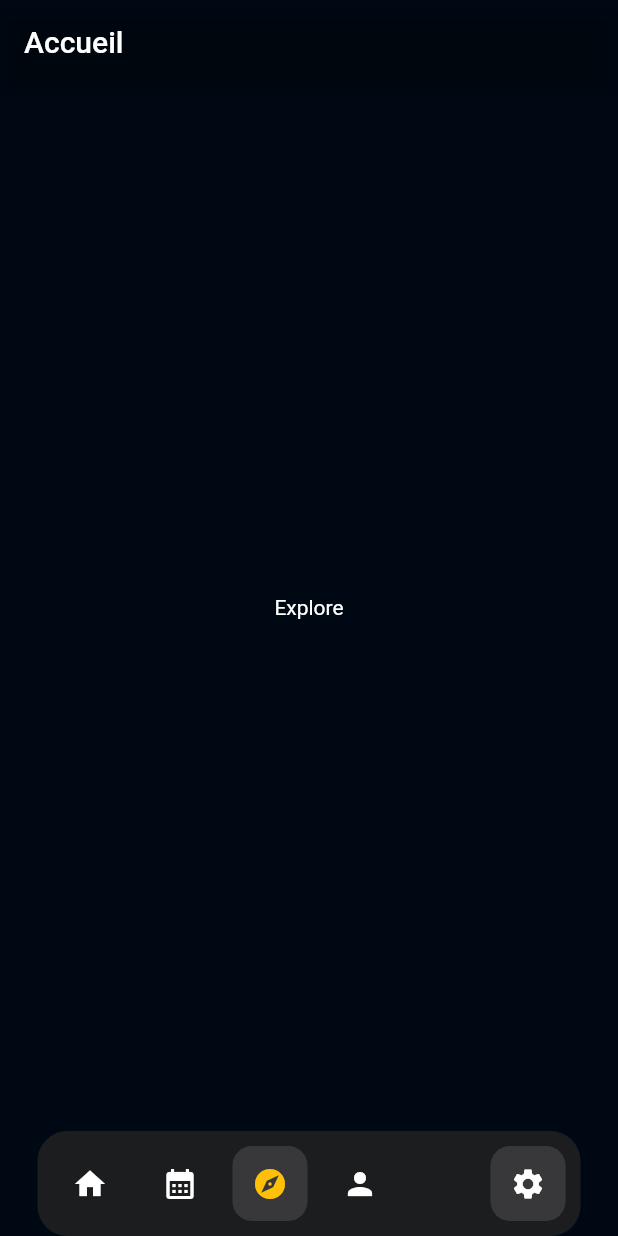
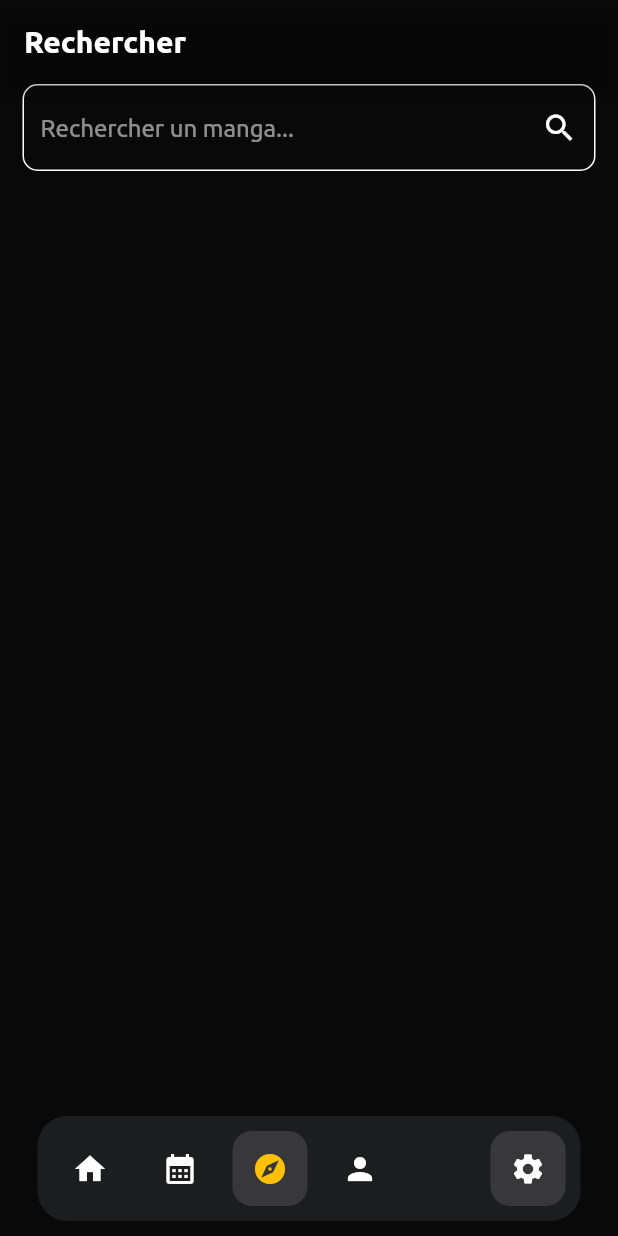
Before and after one commit to ThibaudLanglais/FlutterApp4A, a Flutter app: the screen it shows after launch, after a tap on the "calendar month" icon, after a tap on the "explore" icon, on a phone screen of 412 x 824 dp. Run offline on Flutter 3.47's test engine with Material 2 defaults, Android fonts, the phone set to English and light mode, and no system bars; missing offline and left inert: jikan_api.

Commit message:
home, search

```diff
--- a/lib/components/bottom_navigation_bar/bottom_navigation_container.dart
+++ b/lib/components/bottom_navigation_bar/bottom_navigation_container.dart
@@ -5,45 +5,59 @@ import 'package:flutter_projet_4a/screens/explore_screen.dart';
 import 'package:flutter_projet_4a/screens/profile_screen.dart';
 
 class BottomNavigationContainer extends StatefulWidget {
+  const BottomNavigationContainer(
+      {super.key, required this.setCurrentScreen, required this.currentIndex});
 
-  const BottomNavigationContainer({super.key, required this.setCurrentScreen, required this.currentIndex});
-
-  final Function(Widget, int) setCurrentScreen;
+  final Function(Widget, int, String) setCurrentScreen;
   final int currentIndex;
 
   @override
   State<StatefulWidget> createState() => _NavigationState();
-
 }
 
-class _NavigationState extends State<BottomNavigationContainer>{
-
+class _NavigationState extends State<BottomNavigationContainer> {
   List<MenuOption> menuOptions = [
-    MenuOption(icon: Icons.home, destination: const HomeScreen(), index: 0),
-    MenuOption(icon: Icons.calendar_month, destination: const CalendarScreen(), index: 1),
-    MenuOption(icon: Icons.explore, destination: const ExploreScreen(), index: 2),
-    MenuOption(icon: Icons.person, destination: const ProfileScreen(), index: 3),
+    MenuOption(
+        icon: Icons.home,
+        destination: HomeScreen(),
+        index: 0,
+        title: "Accueil"),
+    MenuOption(
+        icon: Icons.calendar_month,
+        destination: const CalendarScreen(),
+        index: 1,
+        title: "Prochaines sorties"),
+    MenuOption(
+        icon: Icons.explore,
+        destination: const ExploreScreen(),
+        index: 2,
+        title: "Rechercher"),
+    MenuOption(
+        icon: Icons.person,
+        destination: const ProfileScreen(),
+        index: 3,
+        title: "Profil"),
   ];
 
-  List<Widget> generateItems(){
-    List<Widget> list = List.generate(
-      menuOptions.length,
-      (index) {
+  List<Widget> generateItems() {
+    List<Widget> list = List.generate(menuOptions.length, (index) {
       final option = menuOptions[index];
       return GestureDetector(
           onTap: () => {
-            widget.setCurrentScreen(option.destination, option.index)
+                widget.setCurrentScreen(
+                    option.destination, option.index, option.title)
               },
           child: Container(
             height: 50,
             width: 50,
             // decoration: BoxDecoration(color: widget.currentIndex == option.index ? Colors.white12 : null, borderRadius: const BorderRadius.all(Radius.circular(13))),
             alignment: Alignment.center,
-            child: Icon(option.icon, color: widget.currentIndex == option.index ? Colors.amber : Colors.white),
-          )
-        );
-      }
-    );
+            child: Icon(option.icon,
+                color: widget.currentIndex == option.index
+                    ? Colors.amber
+                    : Colors.white),
+          ));
+    });
     return list;
   }
 
@@ -52,10 +66,9 @@ class _NavigationState extends State<BottomNavigationContainer>{
     return Container(
         decoration: const BoxDecoration(
             color: Color.fromARGB(255, 28, 29, 31),
-        borderRadius: BorderRadius.all(Radius.circular(20))
-        ),
+            borderRadius: BorderRadius.all(Radius.circular(20))),
         padding: const EdgeInsets.all(10),
-      margin: const EdgeInsets.symmetric(horizontal: 25),
+        margin: const EdgeInsets.only(left: 25, right: 25, bottom: 10),
         child: Wrap(
           alignment: WrapAlignment.spaceBetween,
           crossAxisAlignment: WrapCrossAlignment.center,
@@ -63,40 +76,43 @@ class _NavigationState extends State<BottomNavigationContainer>{
             Stack(
               children: [
                 AnimatedPositioned(
-                  duration: const Duration(milliseconds: 500),
+                    duration: const Duration(milliseconds: 300),
                     curve: Curves.easeInOutCubic,
-                  left: 50.0*widget.currentIndex + 10*(widget.currentIndex),
+                    left:
+                        50.0 * widget.currentIndex + 10 * (widget.currentIndex),
                     width: 50,
                     height: 50,
                     child: Container(
-                    decoration: const BoxDecoration(color: Colors.white12, borderRadius: BorderRadius.all(Radius.circular(13))),
-                  )
-                ),
-                Wrap(
-                  spacing: 10,
-                  children: generateItems()
-                ),
+                      decoration: const BoxDecoration(
+                          color: Colors.white12,
+                          borderRadius: BorderRadius.all(Radius.circular(13))),
+                    )),
+                Wrap(spacing: 10, children: generateItems()),
               ],
             ),
             Container(
               height: 50,
               width: 50,
-              decoration: const BoxDecoration(color: Colors.white12, borderRadius: BorderRadius.all(Radius.circular(13))),
+              decoration: const BoxDecoration(
+                  color: Colors.white12,
+                  borderRadius: BorderRadius.all(Radius.circular(13))),
               alignment: Alignment.center,
               child: const Icon(Icons.settings, color: Colors.white),
             ),
           ],
-        )
-    );
+        ));
   }
-
 }
 
 class MenuOption {
-
   final IconData icon;
   final Widget destination;
   final int index;
+  final String title;
 
-  MenuOption({required this.icon, required this.destination, required this.index});
+  MenuOption(
+      {required this.icon,
+      required this.destination,
+      required this.index,
+      required this.title});
 }
--- /dev/null
+++ b/lib/components/manga_card/manga_card.dart
@@ -0,0 +1,26 @@
+import 'package:flutter/material.dart';
+import 'package:jikan_api/jikan_api.dart';
+
+class MangaCard extends StatelessWidget {
+  const MangaCard({super.key, this.manga});
+
+  final Manga? manga;
+
+  @override
+  Widget build(BuildContext context) {
+    return Container(
+      width: 125,
+      decoration: BoxDecoration(
+          borderRadius: const BorderRadius.all(Radius.circular(5)),
+          color: Colors.black54,
+          image: DecorationImage(
+              image: NetworkImage(manga!.imageUrl), fit: BoxFit.cover)),
+      child: Column(
+        children: [
+          // Text(manga!.title, style: TextStyle(color: Colors.white)),
+          // Text(manga!.type.toString(), style: TextStyle(color: Colors.white)),
+        ],
+      ),
+    );
+  }
+}
--- a/lib/main.dart
+++ b/lib/main.dart
@@ -12,10 +12,9 @@ class MainApp extends StatelessWidget {
   Widget build(BuildContext context) {
     return MaterialApp(
       theme: ThemeData(
-        brightness: Brightness.dark,
-        primaryColor: const Color.fromARGB(255, 0, 8, 20),
-        fontFamily: 'Georgia'
-      ),
+          brightness: Brightness.dark,
+          primaryColor: const Color.fromARGB(255, 9, 9, 10),
+          fontFamily: 'Georgia'),
       home: const MainScreen(),
       debugShowCheckedModeBanner: false,
     );
--- a/lib/screens/explore_screen.dart
+++ b/lib/screens/explore_screen.dart
@@ -6,9 +6,31 @@ class ExploreScreen extends StatelessWidget {
   @override
   Widget build(BuildContext context) {
     return Container(
+      padding: const EdgeInsets.symmetric(horizontal: 15),
       alignment: Alignment.center,
-      child: const Text("Explore", style: TextStyle(color: Colors.white)),
+      child: Column(
+        children: const [
+          TextField(
+            decoration: InputDecoration(
+              border: OutlineInputBorder(
+                borderSide: BorderSide(color: Colors.white),
+                borderRadius: BorderRadius.all(Radius.circular(10)),
+              ),
+              enabledBorder: OutlineInputBorder(
+                borderSide: BorderSide(color: Colors.white),
+                borderRadius: BorderRadius.all(Radius.circular(10)),
+              ),
+              focusedBorder: OutlineInputBorder(
+                borderSide: BorderSide(color: Colors.white),
+                borderRadius: BorderRadius.all(Radius.circular(10)),
+              ),
+              hintText: 'Rechercher un manga...',
+              hintStyle: TextStyle(color: Colors.white54),
+              suffixIcon: Icon(Icons.search, color: Colors.white),
+            ),
+          ),
+        ],
+      ),
     );
   }
-
 }
--- a/lib/screens/home_screen.dart
+++ b/lib/screens/home_screen.dart
@@ -1,20 +1,60 @@
+import 'dart:math';
+
 import 'package:flutter/material.dart';
+import 'package:flutter_projet_4a/components/manga_card/manga_card.dart';
+import 'package:flutter_projet_4a/services/jikan_service.dart';
+import 'package:jikan_api/jikan_api.dart';
 
 class HomeScreen extends StatelessWidget {
-  const HomeScreen({super.key});
+  HomeScreen({super.key});
+
+  final jikan = JikanService();
 
   @override
   Widget build(BuildContext context) {
     return Container(
-      alignment: Alignment.center,
-      child: ListView(
-        children: const <Widget>[
-          ListTile(
-            title: Text('Home', style: TextStyle(color: Colors.white)),
-          ),
-        ],
-      )
-    );
+        alignment: Alignment.center,
+        child: Column(
+          children: [
+            const ListTile(
+              title: Text("Vos mangas suivis",
+                  style: TextStyle(
+                      color: Colors.white, fontWeight: FontWeight.bold)),
+            ),
+            Container(
+              padding: const EdgeInsets.symmetric(horizontal: 15),
+              height: 176,
+              child: FutureBuilder(
+                  future: JikanService().getTopManga(),
+                  builder: ((context, snapshot) {
+                    if (snapshot.connectionState == ConnectionState.done &&
+                        snapshot.hasData) {
+                      final mangaList = snapshot.data!.take(10);
+                      return ListView.separated(
+                          physics: const BouncingScrollPhysics(),
+                          shrinkWrap: true,
+                          scrollDirection: Axis.horizontal,
+                          itemCount: mangaList.length,
+                          separatorBuilder: (BuildContext context, int index) =>
+                              const SizedBox(width: 10),
+                          itemBuilder: (BuildContext context, int index) =>
+                              MangaCard(manga: mangaList.elementAt(index)));
+                    } else {
+                      return const Center(
+                          child: CircularProgressIndicator(
+                        color: Colors.white,
+                      ));
+                    }
+                  })),
+            ),
+            const ListTile(
+              title: Text("Suggestions",
+                  style: TextStyle(
+                      color: Colors.white, fontWeight: FontWeight.bold)),
+              subtitle: Text("Selon vos mangas suivis",
+                  style: TextStyle(color: Colors.white)),
+            ),
+          ],
+        ));
   }
-
 }
--- a/lib/screens/main_screen.dart
+++ b/lib/screens/main_screen.dart
@@ -1,7 +1,6 @@
 import 'package:flutter/material.dart';
 import 'package:flutter_projet_4a/components/bottom_navigation_bar/bottom_navigation_container.dart';
 import 'package:flutter_projet_4a/screens/home_screen.dart';
-import 'package:flutter_projet_4a/screens/calendar_screen.dart';
 
 class MainScreen extends StatefulWidget {
   const MainScreen({super.key});
@@ -11,27 +10,32 @@ class MainScreen extends StatefulWidget {
 }
 
 class _MainScreenState extends State<MainScreen> {
-
   int currentTab = 0;
+  String screenTitle = "Accueil";
 
   final PageStorageBucket bucket = PageStorageBucket();
-  Widget currentScreen = const HomeScreen();
+  Widget currentScreen = HomeScreen();
 
   @override
   Widget build(BuildContext context) {
     return MaterialApp(
+      theme: ThemeData(fontFamily: "Ubuntu"),
       debugShowCheckedModeBanner: false,
       home: Scaffold(
         appBar: AppBar(
-          title: const Text("Accueil"),
+          title: Text(screenTitle,
+              style: const TextStyle(fontWeight: FontWeight.bold)),
           backgroundColor: Colors.transparent,
         ),
         backgroundColor: Theme.of(context).primaryColor,
         body: PageStorage(bucket: bucket, child: currentScreen),
-        bottomNavigationBar: BottomNavigationContainer(setCurrentScreen: (screen, index) => setState(() {
-          currentScreen = screen;
-          currentTab = index;
-        }), currentIndex: currentTab),
+        bottomNavigationBar: BottomNavigationContainer(
+            setCurrentScreen: (screen, index, title) => setState(() {
+                  currentScreen = screen;
+                  currentTab = index;
+                  screenTitle = title;
+                }),
+            currentIndex: currentTab),
       ),
     );
   }
--- /dev/null
+++ b/lib/services/jikan_service.dart
@@ -0,0 +1,16 @@
+import 'package:jikan_api/jikan_api.dart';
+
+class JikanService {
+  static final JikanService _singleton = JikanService._internal();
+  static final Jikan jikan = Jikan();
+
+  factory JikanService() {
+    return _singleton;
+  }
+
+  JikanService._internal();
+
+  Future<BuiltList<Manga>> getTopManga() async {
+    return await jikan.getTopManga();
+  }
+}
```
Also changed, not shown: pubspec.yaml (+7 -0 lines), fonts/Ubuntu-Bold.ttf (added), fonts/Ubuntu-Regular.ttf (added), pubspec.lock. Lines whose indentation alone changed are shown as unchanged.
